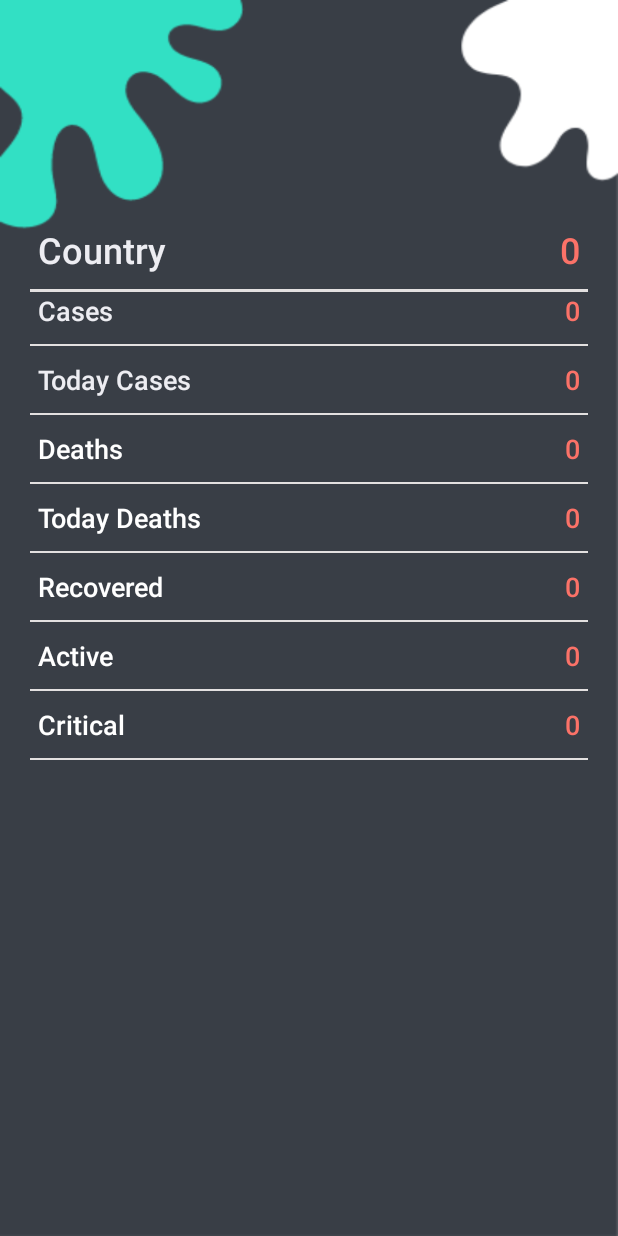
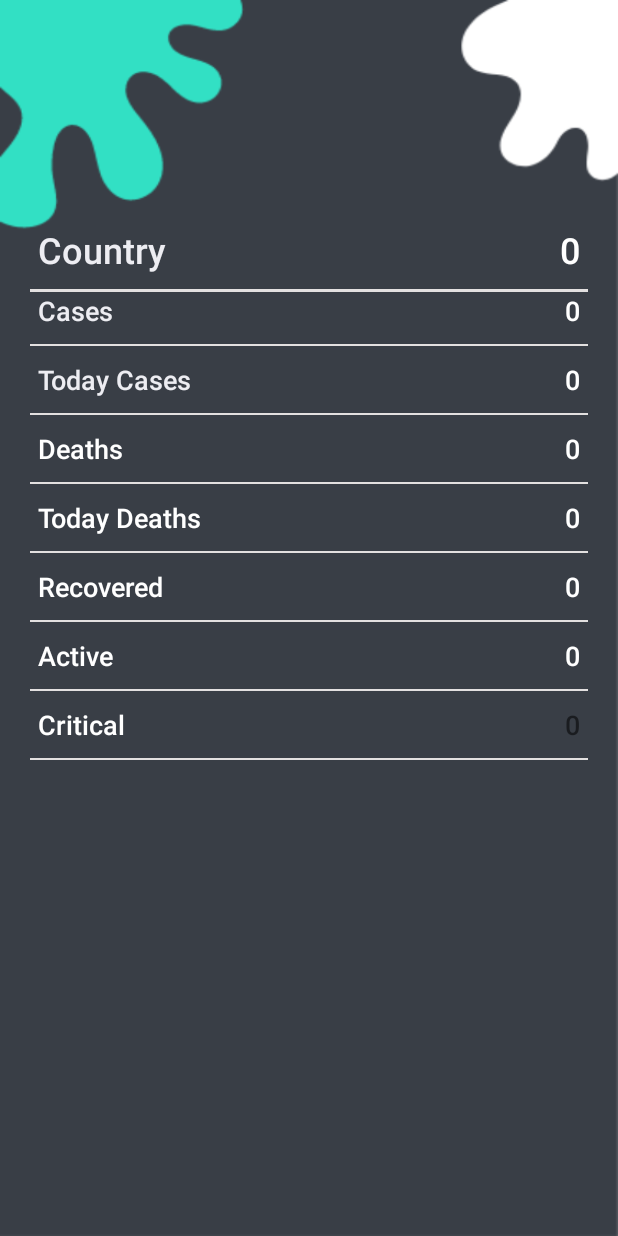
Before and after one commit to Santosh1028/-LGMVIP-Android-Task1, an Android app: the layout activity_detailed.xml on its own in the app's theme, with its tools: preview values and no code run, on a phone screen of 412 x 824 dp. Run offline under Robolectric (Android 15) with nearby library versions, the phone set to English and light mode, and no system bars; Roboto replaces fonts that are not available here.

Commit message:
second commit

```diff
--- a/app/src/main/res/layout/activity_detailed.xml
+++ b/app/src/main/res/layout/activity_detailed.xml
@@ -42,7 +42,7 @@
 
                 android:text="0"
                 android:textAlignment="textEnd"
-                android:textColor="@color/color_one"
+                android:textColor="@color/white"
                 android:textSize="24sp"
                 android:textStyle="bold" />
 
@@ -81,7 +81,7 @@
 
                 android:text="0"
                 android:textAlignment="textEnd"
-                android:textColor="@color/color_one"
+                android:textColor="@color/white"
                 android:textSize="18sp"
                 android:textStyle="bold" />
 
@@ -121,7 +121,7 @@
 
                 android:text="0"
                 android:textAlignment="textEnd"
-                android:textColor="@color/color_one"
+                android:textColor="@color/white"
                 android:textSize="18sp"
                 android:textStyle="bold" />
 
@@ -161,7 +161,7 @@
 
                 android:text="0"
                 android:textAlignment="textEnd"
-                android:textColor="@color/color_one"
+                android:textColor="@color/white"
                 android:textSize="18sp"
                 android:textStyle="bold" />
 
@@ -201,7 +201,7 @@
 
                 android:text="0"
                 android:textAlignment="textEnd"
-                android:textColor="@color/color_one"
+                android:textColor="@color/white"
                 android:textSize="18sp"
                 android:textStyle="bold" />
 
@@ -241,7 +241,7 @@
 
                 android:text="0"
                 android:textAlignment="textEnd"
-                android:textColor="@color/color_one"
+                android:textColor="@color/white"
                 android:textSize="18sp"
                 android:textStyle="bold" />
 
@@ -281,7 +281,7 @@
 
                 android:text="0"
                 android:textAlignment="textEnd"
-                android:textColor="@color/color_one"
+                android:textColor="@color/white"
                 android:textSize="18sp"
                 android:textStyle="bold" />
 
@@ -320,7 +320,6 @@
                 android:gravity="end"
                 android:text="0"
                 android:textAlignment="textEnd"
-                android:textColor="@color/color_one"
                 android:textSize="18sp"
                 android:textStyle="bold" />
 
```
